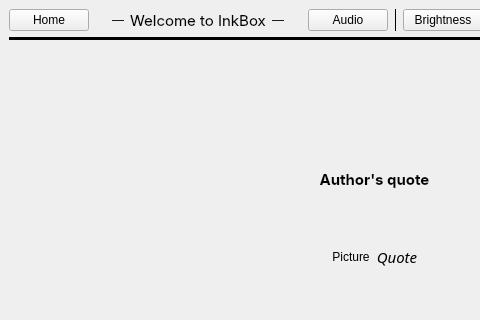
Above: src/homeWidget/mainwindow.ui from Quill-OS/quill before the change; both pictures show x 0 to 480 and y 0 to 320 of the 749 by 601 pixel window. Below: the same form after it.
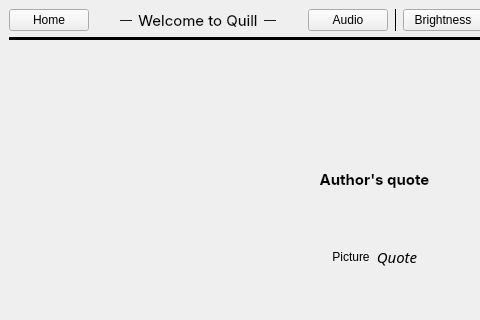
That is the form after the change.

Patch:
```diff
--- a/src/homeWidget/mainwindow.ui
+++ b/src/homeWidget/mainwindow.ui
@@ -172,7 +172,7 @@
          </font>
         </property>
         <property name="text">
-         <string>Welcome to InkBox</string>
+         <string>Welcome to Quill</string>
         </property>
         <property name="alignment">
          <set>Qt::AlignCenter</set>
```
